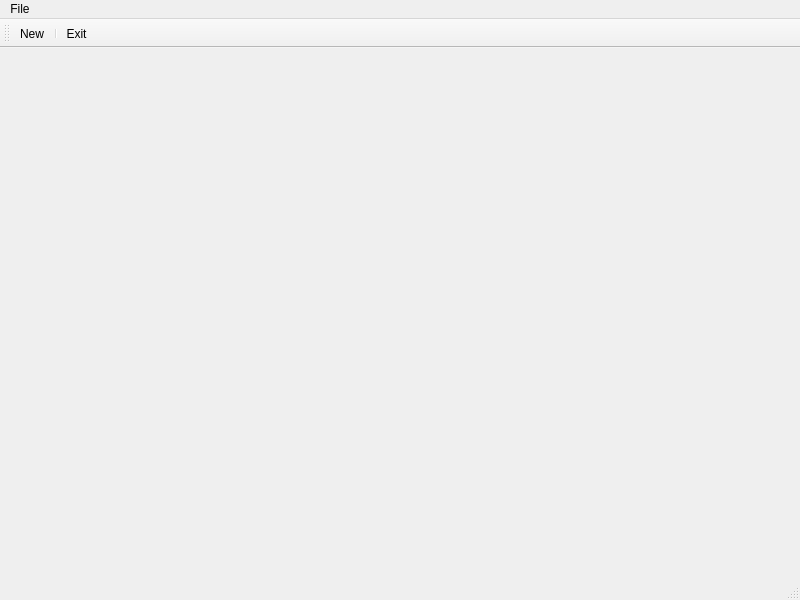
Old version of the form mainwindow.ui in the repository martinribelotta/SoCConf.
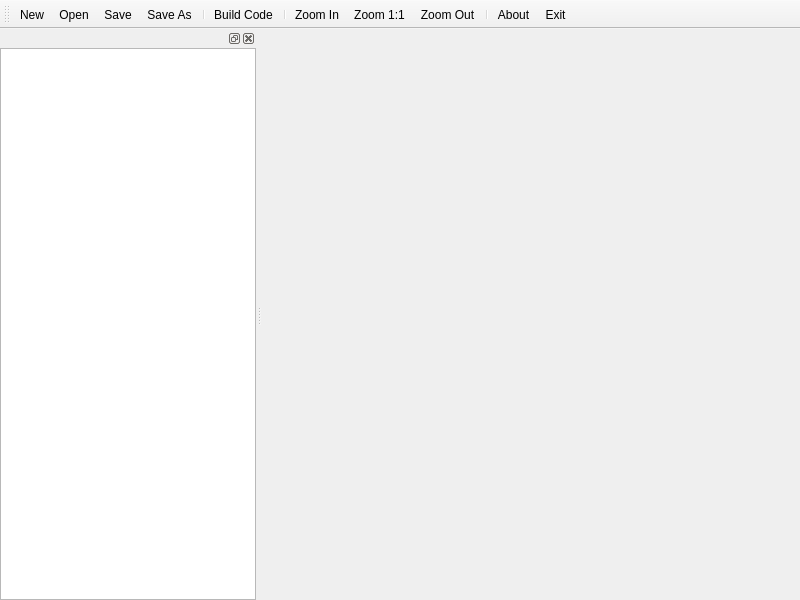
New version of the form. Icons and pictures are not drawn.

```diff
--- a/mainwindow.ui
+++ b/mainwindow.ui
@@ -14,30 +14,16 @@
    <string>MainWindow</string>
   </property>
   <widget class="QWidget" name="centralwidget"/>
-  <widget class="QMenuBar" name="menubar">
-   <property name="geometry">
-    <rect>
-     <x>0</x>
-     <y>0</y>
-     <width>800</width>
-     <height>20</height>
-    </rect>
-   </property>
-   <widget class="QMenu" name="menuFile">
-    <property name="title">
-     <string>File</string>
-    </property>
-    <addaction name="actionNew"/>
-    <addaction name="separator"/>
-    <addaction name="actionExit"/>
-   </widget>
-   <addaction name="menuFile"/>
-  </widget>
-  <widget class="QStatusBar" name="statusbar"/>
   <widget class="QToolBar" name="toolBar">
    <property name="windowTitle">
     <string>toolBar</string>
    </property>
+   <property name="iconSize">
+    <size>
+     <width>48</width>
+     <height>48</height>
+    </size>
+   </property>
    <attribute name="toolBarArea">
     <enum>TopToolBarArea</enum>
    </attribute>
@@ -45,9 +31,46 @@
     <bool>false</bool>
    </attribute>
    <addaction name="actionNew"/>
+   <addaction name="actionOpen"/>
+   <addaction name="actionSave"/>
+   <addaction name="actionSave_As"/>
    <addaction name="separator"/>
+   <addaction name="actionBuild_Code"/>
+   <addaction name="separator"/>
+   <addaction name="actionZoom_In"/>
+   <addaction name="actionZoom_1_1"/>
+   <addaction name="actionZoom_Out"/>
+   <addaction name="separator"/>
+   <addaction name="actionAbout"/>
    <addaction name="actionExit"/>
   </widget>
+  <widget class="QDockWidget" name="toolDock">
+   <attribute name="dockWidgetArea">
+    <number>1</number>
+   </attribute>
+   <widget class="QWidget" name="dockWidgetContents">
+    <layout class="QVBoxLayout" name="verticalLayout">
+     <property name="spacing">
+      <number>0</number>
+     </property>
+     <property name="leftMargin">
+      <number>0</number>
+     </property>
+     <property name="topMargin">
+      <number>0</number>
+     </property>
+     <property name="rightMargin">
+      <number>0</number>
+     </property>
+     <property name="bottomMargin">
+      <number>0</number>
+     </property>
+     <item>
+      <widget class="QTreeView" name="treeView"/>
+     </item>
+    </layout>
+   </widget>
+  </widget>
   <action name="actionExit">
    <property name="icon">
     <iconset theme="application-exit" resource="resources.qrc">
@@ -69,6 +92,99 @@
     <string>New</string>
    </property>
   </action>
+  <action name="actionZoom_In">
+   <property name="icon">
+    <iconset resource="resources.qrc">
+     <normaloff>:/images/zoom-in.png</normaloff>:/images/zoom-in.png</iconset>
+   </property>
+   <property name="text">
+    <string>Zoom In</string>
+   </property>
+  </action>
+  <action name="actionZoom_Out">
+   <property name="icon">
+    <iconset theme="zoom-out" resource="resources.qrc">
+     <normaloff>:/images/zoom-out.png</normaloff>:/images/zoom-out.png</iconset>
+   </property>
+   <property name="text">
+    <string>Zoom Out</string>
+   </property>
+   <property name="toolTip">
+    <string>Zoom Out</string>
+   </property>
+  </action>
+  <action name="actionZoom_1_1">
+   <property name="icon">
+    <iconset resource="resources.qrc">
+     <normaloff>:/images/zoom-original.png</normaloff>:/images/zoom-original.png</iconset>
+   </property>
+   <property name="text">
+    <string>Zoom 1:1</string>
+   </property>
+   <property name="toolTip">
+    <string>Zoom 1:1</string>
+   </property>
+  </action>
+  <action name="actionAbout">
+   <property name="icon">
+    <iconset theme="help-about" resource="resources.qrc">
+     <normaloff>:/images/help-about.png</normaloff>:/images/help-about.png</iconset>
+   </property>
+   <property name="text">
+    <string>About</string>
+   </property>
+   <property name="toolTip">
+    <string>About Application</string>
+   </property>
+  </action>
+  <action name="actionSave">
+   <property name="icon">
+    <iconset resource="resources.qrc">
+     <normaloff>:/images/document-save.png</normaloff>:/images/document-save.png</iconset>
+   </property>
+   <property name="text">
+    <string>Save</string>
+   </property>
+   <property name="toolTip">
+    <string>Save Configuration</string>
+   </property>
+  </action>
+  <action name="actionOpen">
+   <property name="icon">
+    <iconset theme="document-open" resource="resources.qrc">
+     <normaloff>:/images/document-open.png</normaloff>:/images/document-open.png</iconset>
+   </property>
+   <property name="text">
+    <string>Open</string>
+   </property>
+   <property name="toolTip">
+    <string>Open Configuration</string>
+   </property>
+  </action>
+  <action name="actionSave_As">
+   <property name="icon">
+    <iconset theme="document-save-as" resource="resources.qrc">
+     <normaloff>:/images/document-save-as.png</normaloff>:/images/document-save-as.png</iconset>
+   </property>
+   <property name="text">
+    <string>Save As...</string>
+   </property>
+   <property name="toolTip">
+    <string>Save Configuration With New Name</string>
+   </property>
+  </action>
+  <action name="actionBuild_Code">
+   <property name="icon">
+    <iconset theme="run-build-install" resource="resources.qrc">
+     <normaloff>:/images/run-build-install.png</normaloff>:/images/run-build-install.png</iconset>
+   </property>
+   <property name="text">
+    <string>Build Code</string>
+   </property>
+   <property name="toolTip">
+    <string>Build Source Code</string>
+   </property>
+  </action>
  </widget>
  <resources>
   <include location="resources.qrc"/>
```
